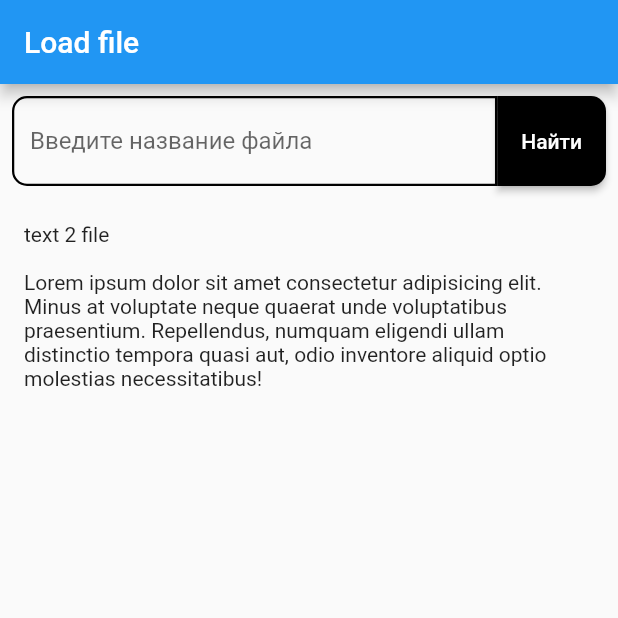
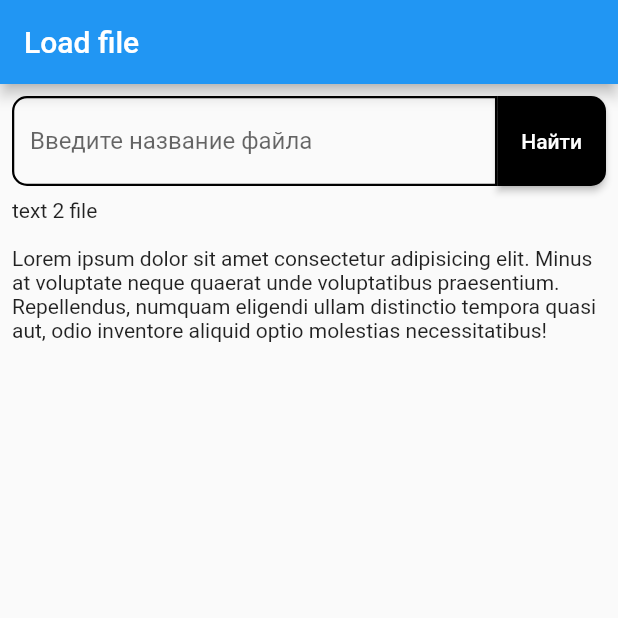
Before and after one commit to MariyaVik/skillbox_8_7, a Flutter app: the screen it shows after launch, on a phone screen of 412 x 824 dp, the top half of it. Run offline on Flutter 3.47's test engine with Material 2 defaults, Android fonts, the light colour scheme and no system bars.

Commit message:
scroll text only

```diff
--- a/lib/load_file_screen.dart
+++ b/lib/load_file_screen.dart
@@ -13,6 +13,8 @@ class LoadFileScreen extends StatefulWidget {
 class _LoadFileScreenState extends State<LoadFileScreen> {
   final _showFileController = TextEditingController();
   String _fileName = 'assets/text2.txt';
+  final double _searchHeight = 60;
+  final double padding = 8;
 
   void _showFile() {
     _fileName = 'assets/' + _showFileController.text + '.txt';
@@ -25,12 +27,37 @@ class _LoadFileScreenState extends State<LoadFileScreen> {
       appBar: AppBar(
         title: Text(widget.title),
       ),
-      body: ListView(
+      body: Stack(
         children: <Widget>[
           Padding(
-            padding: const EdgeInsets.all(8.0),
+            padding: EdgeInsets.only(
+                top: _searchHeight + 2 * padding,
+                left: padding,
+                right: padding),
+            child: FutureBuilder<String>(
+              future: fetchFileFromAssets(_fileName),
+              builder: (BuildContext context, AsyncSnapshot snapshot) {
+                switch (snapshot.connectionState) {
+                  case ConnectionState.none:
+                    return Center(
+                      child: Text('NONE'),
+                    );
+                  case ConnectionState.waiting:
+                    return Center(child: CircularProgressIndicator());
+                  case ConnectionState.done:
+                    return SingleChildScrollView(child: Text(snapshot.data));
+                  default:
+                    return SingleChildScrollView(
+                      child: Text('Default'),
+                    );
+                }
+              },
+            ),
+          ),
+          Padding(
+            padding: EdgeInsets.all(padding),
             child: SizedBox(
-              height: 60,
+              height: _searchHeight,
               child: Row(
                 children: [
                   Expanded(
@@ -88,28 +115,6 @@ class _LoadFileScreenState extends State<LoadFileScreen> {
               ),
             ),
           ),
-          Padding(
-            padding: const EdgeInsets.all(16.0),
-            child: FutureBuilder<String>(
-              future: fetchFileFromAssets(_fileName),
-              builder: (BuildContext context, AsyncSnapshot snapshot) {
-                switch (snapshot.connectionState) {
-                  case ConnectionState.none:
-                    return Center(
-                      child: Text('NONE'),
-                    );
-                  case ConnectionState.waiting:
-                    return Center(child: CircularProgressIndicator());
-                  case ConnectionState.done:
-                    return SingleChildScrollView(child: Text(snapshot.data));
-                  default:
-                    return SingleChildScrollView(
-                      child: Text('Default'),
-                    );
-                }
-              },
-            ),
-          ),
         ],
       ),
     );
```
